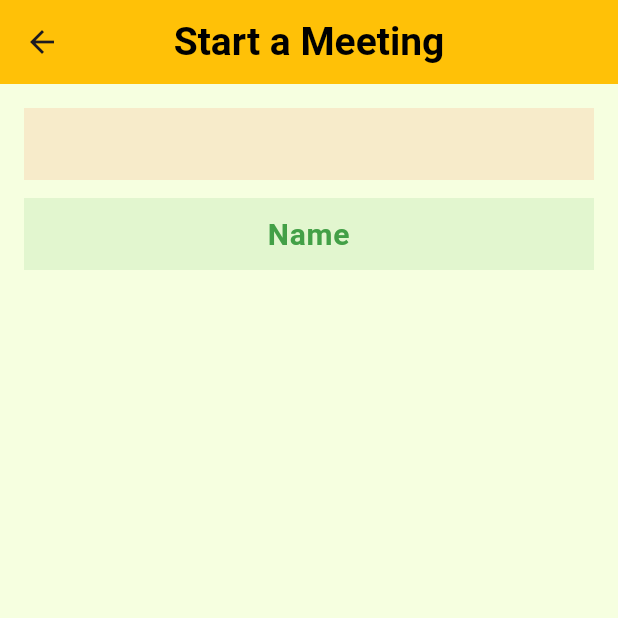
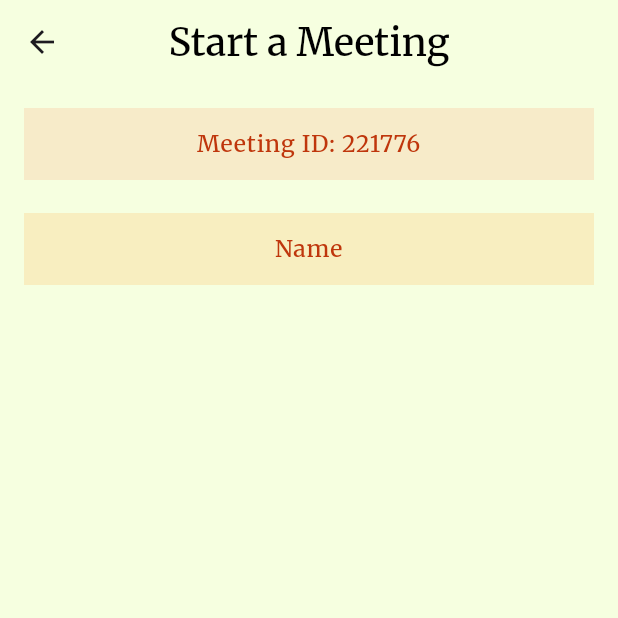
Before and after one commit to as-morat/Meetify, a Flutter app: the screen it shows once a user with an empty profile is signed in, after a tap on "Meet", on a phone screen of 412 x 824 dp, the top half of it. Run offline on Flutter 3.47's test engine with Material 3 defaults, Android fonts, the phone set to English and light mode, and no system bars; our stand-ins replace cherry_toast, cloud_firestore, firebase_auth, firebase_core, flutter_dotenv, flutter_riverpod and 3 more; accounts and stored records are empty; network calls fail; Roboto replaces fonts that are missing (Playfair).

Commit message:
add model and provider for new meeting and update

```diff
--- a/lib/features/screens/log_in_screen.dart
+++ b/lib/features/screens/log_in_screen.dart
@@ -14,14 +14,14 @@ class LogInScreen extends StatelessWidget {
         child: Column(
           mainAxisAlignment: .center,
           children: [
-            const LoginTitle(),
+            const LoginTitle(), // Login Intro
             Image.asset(
               "images/onboarding.png",
               color: ThemeColor(context).imageColor,
               fit: .cover,
-            ),
-            const SizedBox(height: 40,),
-            LoginButton()
+            ), //Intro Image
+            const SizedBox(height: 40), // spacing between image & button
+            const LoginButton(), // main login button
           ],
         ),
       ),
--- a/lib/features/screens/new_meeting_screen.dart
+++ b/lib/features/screens/new_meeting_screen.dart
@@ -2,6 +2,8 @@ import 'package:firebase_auth/firebase_auth.dart';
 import 'package:flutter/material.dart';
 import 'package:flutter_riverpod/flutter_riverpod.dart';
 import 'package:google_fonts/google_fonts.dart';
+import 'package:meetify/utils/colors.dart';
+import '../provider/new_meeting_provider.dart';
 
 class NewMeetingScreen extends ConsumerStatefulWidget {
   const NewMeetingScreen({super.key});
@@ -16,9 +18,9 @@ class _NewMeetingScreenState extends ConsumerState<NewMeetingScreen> {
 
   @override
   void initState() {
-    // final meetingState = ref.read(meetingProvider);
+    final meetingState = ref.read(meetingProvider);
 
-    // meetingIdController = TextEditingController(text: meetingState.roomID);
+    meetingIdController = TextEditingController(text: meetingState.roomID);
     nameController = TextEditingController(
       text: FirebaseAuth.instance.currentUser?.displayName ?? "",
     );
@@ -34,23 +36,28 @@ class _NewMeetingScreenState extends ConsumerState<NewMeetingScreen> {
 
   @override
   Widget build(BuildContext context) {
-    final playfair = GoogleFonts.playfair(
-      fontSize: 20, // need to customize
-      fontWeight: FontWeight.w700,
-      color: Colors.deepOrange.shade600, // need to customize
+    final colors = ThemeColor(context);
+    final meetingState = ref.watch(meetingProvider);
+
+    final baseText = GoogleFonts.merriweather(
+      fontSize: rs(context, 14),
+      fontWeight: .w500,
+      color: colors.containerTitle,
     );
-
-    // final meetingState = ref.watch(meetingProvider);
 
     return Scaffold(
       appBar: AppBar(
-        backgroundColor: Colors.amber, // need to customize
+        elevation: 0,
+        centerTitle: true,
         title: Text(
           "Start a Meeting",
-          style: playfair.copyWith(fontSize: 26, color: Colors.black), // need to customize
+          style: baseText.copyWith(
+            fontSize: rs(context, 23),
+            color: colors.appBarTitle,
+          ),
         ),
-        centerTitle: true,
       ),
+
       body: Padding(
         padding: const .all(16),
         child: Column(
@@ -62,27 +69,29 @@ class _NewMeetingScreenState extends ConsumerState<NewMeetingScreen> {
                 textAlign: .center,
                 decoration: InputDecoration(
                   filled: true,
-                  fillColor: Colors.deepOrange.withAlpha(30),
+                  fillColor: colors.inputFill,
                   border: .none,
-                  // hintText: "Meeting ID: ${meetingState.roomID}",
-                  hintStyle: playfair,
+                  hintText: "Meeting ID: ${meetingState.roomID}",
+                  hintStyle: baseText,
                 ),
               ),
             ),
 
+            const SizedBox(height: 10),
+
             SizedBox(
-              height: 60, // need to customize
+              height: 60,
               child: TextField(
                 controller: nameController,
                 textAlign: .center,
                 decoration: InputDecoration(
                   filled: true,
-                  fillColor: Colors.green.withAlpha(30), // need to customize
+                  fillColor: colors.inputFill2,
                   border: .none,
                   hintText: "Name",
-                  hintStyle: playfair.copyWith(color: Colors.green.shade600), // need to customize
+                  hintStyle: baseText,
                 ),
-                style: playfair.copyWith(color: Colors.green.shade600), // need to customize
+                style: baseText,
               ),
             ),
           ],
@@ -91,3 +100,8 @@ class _NewMeetingScreenState extends ConsumerState<NewMeetingScreen> {
     );
   }
 }
+
+double rs(BuildContext context, double size) {
+  final width = MediaQuery.of(context).size.width;
+  return (size / 375) * width;
+}
--- a/lib/features/widgets/login_button.dart
+++ b/lib/features/widgets/login_button.dart
@@ -54,7 +54,7 @@ class _LoginButtonState extends State<LoginButton> {
         borderRadius: .circular(30),
         onTap: _signIn,
         child: _isLoading
-            ? Center(child: CircularProgressIndicator(color: Colors.deepOrange))
+            ? const Center(child: CircularProgressIndicator(color: Colors.deepOrange))
             : Container(
                 padding: const .symmetric(vertical: 10),
                 decoration: BoxDecoration(
--- a/lib/main.dart
+++ b/lib/main.dart
@@ -6,7 +6,8 @@ import 'package:meetify/features/provider/auth_gate_provider.dart';
 import 'package:meetify/utils/colors.dart';
 
 import 'firebase_options.dart';
-void main() async{
+
+void main() async {
   WidgetsFlutterBinding.ensureInitialized();
   await dotenv.load(fileName: ".env");
   await Firebase.initializeApp(options: DefaultFirebaseOptions.currentPlatform);
@@ -25,10 +26,16 @@ class MyApp extends StatelessWidget {
         theme: ThemeData(
           brightness: .light,
           scaffoldBackgroundColor: primaryBackgroundColor,
+          appBarTheme: const AppBarThemeData(
+            backgroundColor: primaryBackgroundColor,
+          ),
         ),
         darkTheme: ThemeData(
           brightness: .dark,
-          scaffoldBackgroundColor: secondaryBackgroundColor
+          scaffoldBackgroundColor: secondaryBackgroundColor,
+          appBarTheme: const AppBarThemeData(
+            backgroundColor: secondaryBackgroundColor,
+          ),
         ),
         home: const AuthGate(),
       ),
--- a/lib/utils/colors.dart
+++ b/lib/utils/colors.dart
@@ -1,7 +1,7 @@
 import 'package:flutter/material.dart';
 
-const secondaryBackgroundColor = Color(0xFF242424);
-const primaryBackgroundColor = Color(0xFFF6FFE0);
+const secondaryBackgroundColor = Color(0xFF242424); // Dark mode body background
+const primaryBackgroundColor = Color(0xFFF6FFE0); // Light mode body background
 
 class ThemeColor {
   final bool isDark;
@@ -9,54 +9,85 @@ class ThemeColor {
   ThemeColor(BuildContext context)
     : isDark = Theme.of(context).brightness == Brightness.dark;
 
+  // Footer section background
   Color get footerBackground =>
       isDark ? const Color(0xFF1A1A1A) : const Color(0xFFECECEC);
 
+  // General buttons background
   Color get button => isDark ? Colors.grey.shade900 : Colors.orange.shade50;
 
+  // Borders around widgets
   Color get border => isDark ? Colors.white54 : Colors.orange;
 
+  // Page titles
   Color get title =>
       isDark ? Colors.orange.shade200 : Colors.deepOrange.shade300;
 
+  // Subtitles
   Color get subTitle => isDark ? Colors.grey.shade300 : Colors.blueGrey;
 
+  // General text color
   Color get text => isDark ? Colors.white70 : Colors.deepOrange;
 
+  // Shadows
   Color get shadow => isDark ? Colors.white38 : Colors.black38;
 
+  // Image overlay
   Color get imageColor => isDark
       ? Colors.orange.withValues(alpha: 0.6)
       : Colors.deepOrange.withValues(alpha: 0.6);
 
+  // Bottom navigation bar background
   Color get bottomNavBackground =>
       isDark ? const Color(0xFF242424) : const Color(0xFFF6FFE0);
 
+  // Bottom navigation selected item
   Color get bottomNavSelectedItem =>
       isDark ? Colors.orange.shade300 : Colors.deepOrange;
 
+  // Bottom navigation unselected item
   Color get bottomNavUnselectedItem =>
       isDark ? Colors.grey.shade400 : Colors.black54;
 
+  // "Meet" feature button
   Color get meetFeature =>
       isDark ? Colors.deepOrange.shade700 : Colors.orangeAccent;
 
+  // "Join" feature button
   Color get joinFeature => isDark ? Colors.blue.shade700 : Colors.blueAccent;
 
+  // "Schedule" feature button
   Color get scheduleFeature => isDark ? Colors.green.shade700 : Colors.green;
 
+  // "Share" feature button
   Color get shareFeature =>
       isDark ? Colors.purple.shade700 : Colors.purpleAccent;
 
+  // Custom container background
   Color get containerColor => isDark
       ? Colors.deepOrange.shade700.withValues(alpha: 0.6)
       : Colors.orangeAccent.withValues(alpha: 0.6);
 
+  // Container border color
   Color get containerBorder =>
       isDark ? Colors.orange.shade300 : Colors.deepOrange.shade700;
 
+  // Container title text
   Color get containerTitle =>
       isDark ? Colors.white : Colors.deepOrange.shade900;
 
+  // AppBar title text
+  Color get appBarTitle => isDark ? Colors.white : Colors.black;
+
+  // Input field primary fill
+  Color get inputFill => isDark
+      ? Colors.orange.withValues(alpha: .15)
+      : Colors.deepOrange.withValues(alpha: .12);
+
+  // Secondary input fill
+  Color get inputFill2 => isDark
+      ? Colors.blueGrey.withValues(alpha: .20)
+      : Colors.orangeAccent.withValues(alpha: .20);
+
   static ThemeColor of(BuildContext context) => ThemeColor(context);
 }
```
Also changed, not shown: lib/features/provider/new_meeting_provider.dart (added, +28 -0 lines), lib/models/new_meeting_model.dart (added, +19 -0 lines).
